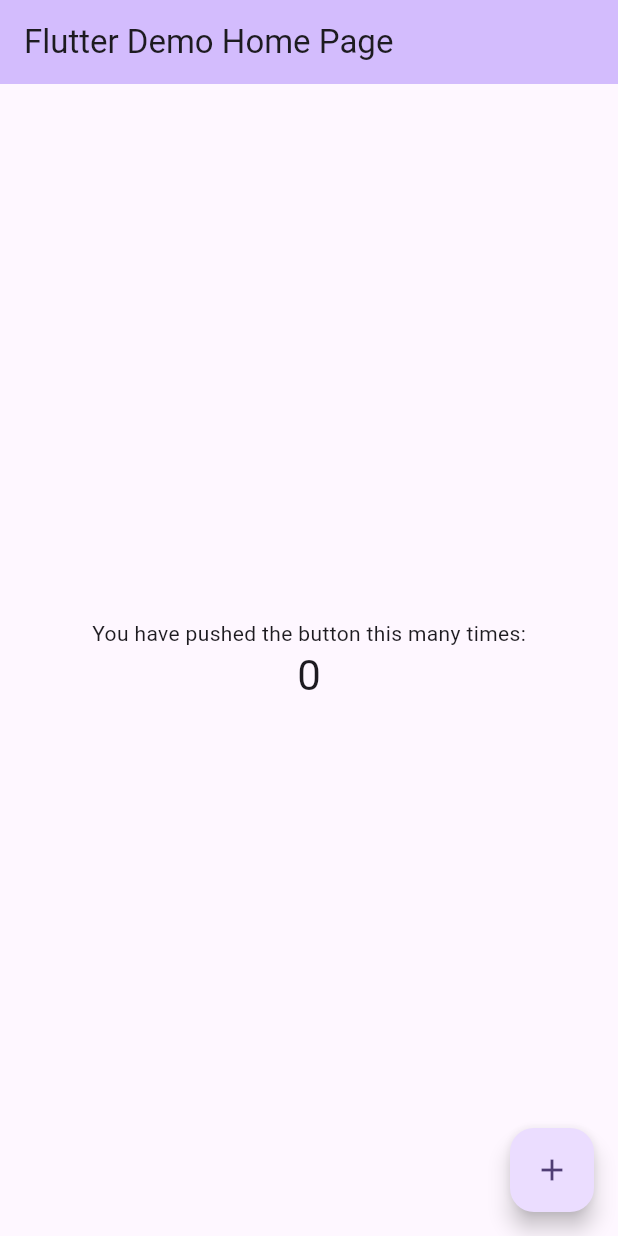
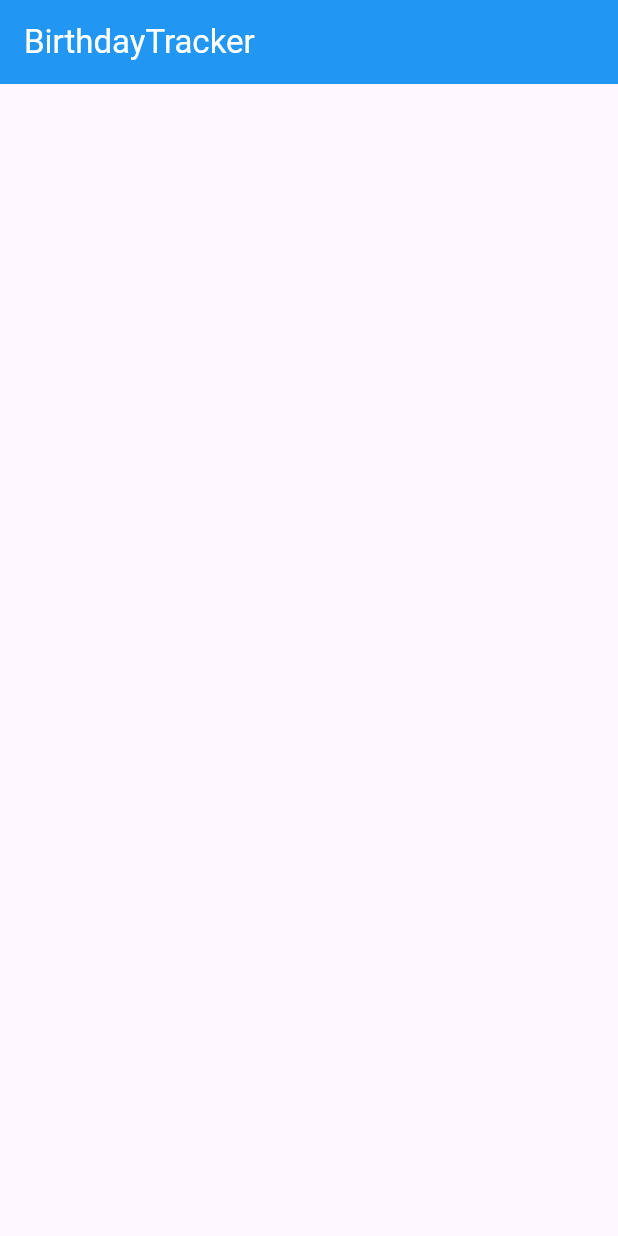
Before and after one commit to eeoooue/BirthdayTracker, a Flutter app: the screen it shows after launch, on a phone screen of 412 x 824 dp. Run offline on Flutter 3.47's test engine with Material 2 defaults, Android fonts, the phone set to English and light mode, and no system bars.

Commit message:
replaced default homepage with new HomeFeed widget

```diff
--- /dev/null
+++ b/birthdaytracker/lib/homefeed.dart
@@ -0,0 +1,25 @@
+import 'package:flutter/material.dart';
+
+class HomeFeed extends StatefulWidget {
+  const HomeFeed({super.key});
+
+  @override
+  State<StatefulWidget> createState() {
+    return _HomeFeedState();
+  }
+}
+
+class _HomeFeedState extends State<HomeFeed> {
+  @override
+  Widget build(BuildContext context) {
+    return Scaffold(
+      appBar: AppBar(
+        title: const Text(
+          "BirthdayTracker",
+          style: TextStyle(color: Colors.white),
+        ),
+        backgroundColor: Colors.blue,
+      ),
+    );
+  }
+}
--- a/birthdaytracker/lib/main.dart
+++ b/birthdaytracker/lib/main.dart
@@ -1,3 +1,4 @@
+import 'package:birthdaytracker/homefeed.dart';
 import 'package:flutter/material.dart';
 
 void main() {
@@ -13,113 +14,9 @@ class MyApp extends StatelessWidget {
     return MaterialApp(
       title: 'Flutter Demo',
       theme: ThemeData(
-        // This is the theme of your application.
-        //
-        // TRY THIS: Try running your application with "flutter run". You'll see
-        // the application has a blue toolbar. Then, without quitting the app,
-        // try changing the seedColor in the colorScheme below to Colors.green
-        // and then invoke "hot reload" (save your changes or press the "hot
-        // reload" button in a Flutter-supported IDE, or press "r" if you used
-        // the command line to start the app).
-        //
-        // Notice that the counter didn't reset back to zero; the application
-        // state is not lost during the reload. To reset the state, use hot
-        // restart instead.
-        //
-        // This works for code too, not just values: Most code changes can be
-        // tested with just a hot reload.
-        colorScheme: ColorScheme.fromSeed(seedColor: Colors.deepPurple),
         useMaterial3: true,
       ),
-      home: const MyHomePage(title: 'Flutter Demo Home Page'),
+      home: const HomeFeed(),
     );
   }
 }
-
-class MyHomePage extends StatefulWidget {
-  const MyHomePage({super.key, required this.title});
-
-  // This widget is the home page of your application. It is stateful, meaning
-  // that it has a State object (defined below) that contains fields that affect
-  // how it looks.
-
-  // This class is the configuration for the state. It holds the values (in this
-  // case the title) provided by the parent (in this case the App widget) and
-  // used by the build method of the State. Fields in a Widget subclass are
-  // always marked "final".
-
-  final String title;
-
-  @override
-  State<MyHomePage> createState() => _MyHomePageState();
-}
-
-class _MyHomePageState extends State<MyHomePage> {
-  int _counter = 0;
-
-  void _incrementCounter() {
-    setState(() {
-      // This call to setState tells the Flutter framework that something has
-      // changed in this State, which causes it to rerun the build method below
-      // so that the display can reflect the updated values. If we changed
-      // _counter without calling setState(), then the build method would not be
-      // called again, and so nothing would appear to happen.
-      _counter++;
-    });
-  }
-
-  @override
-  Widget build(BuildContext context) {
-    // This method is rerun every time setState is called, for instance as done
-    // by the _incrementCounter method above.
-    //
-    // The Flutter framework has been optimized to make rerunning build methods
-    // fast, so that you can just rebuild anything that needs updating rather
-    // than having to individually change instances of widgets.
-    return Scaffold(
-      appBar: AppBar(
-        // TRY THIS: Try changing the color here to a specific color (to
-        // Colors.amber, perhaps?) and trigger a hot reload to see the AppBar
-        // change color while the other colors stay the same.
-        backgroundColor: Theme.of(context).colorScheme.inversePrimary,
-        // Here we take the value from the MyHomePage object that was created by
-        // the App.build method, and use it to set our appbar title.
-        title: Text(widget.title),
-      ),
-      body: Center(
-        // Center is a layout widget. It takes a single child and positions it
-        // in the middle of the parent.
-        child: Column(
-          // Column is also a layout widget. It takes a list of children and
-          // arranges them vertically. By default, it sizes itself to fit its
-          // children horizontally, and tries to be as tall as its parent.
-          //
-          // Column has various properties to control how it sizes itself and
-          // how it positions its children. Here we use mainAxisAlignment to
-          // center the children vertically; the main axis here is the vertical
-          // axis because Columns are vertical (the cross axis would be
-          // horizontal).
-          //
-          // TRY THIS: Invoke "debug painting" (choose the "Toggle Debug Paint"
-          // action in the IDE, or press "p" in the console), to see the
-          // wireframe for each widget.
-          mainAxisAlignment: MainAxisAlignment.center,
-          children: <Widget>[
-            const Text(
-              'You have pushed the button this many times:',
-            ),
-            Text(
-              '$_counter',
-              style: Theme.of(context).textTheme.headlineMedium,
-            ),
-          ],
-        ),
-      ),
-      floatingActionButton: FloatingActionButton(
-        onPressed: _incrementCounter,
-        tooltip: 'Increment',
-        child: const Icon(Icons.add),
-      ), // This trailing comma makes auto-formatting nicer for build methods.
-    );
-  }
-}
```
